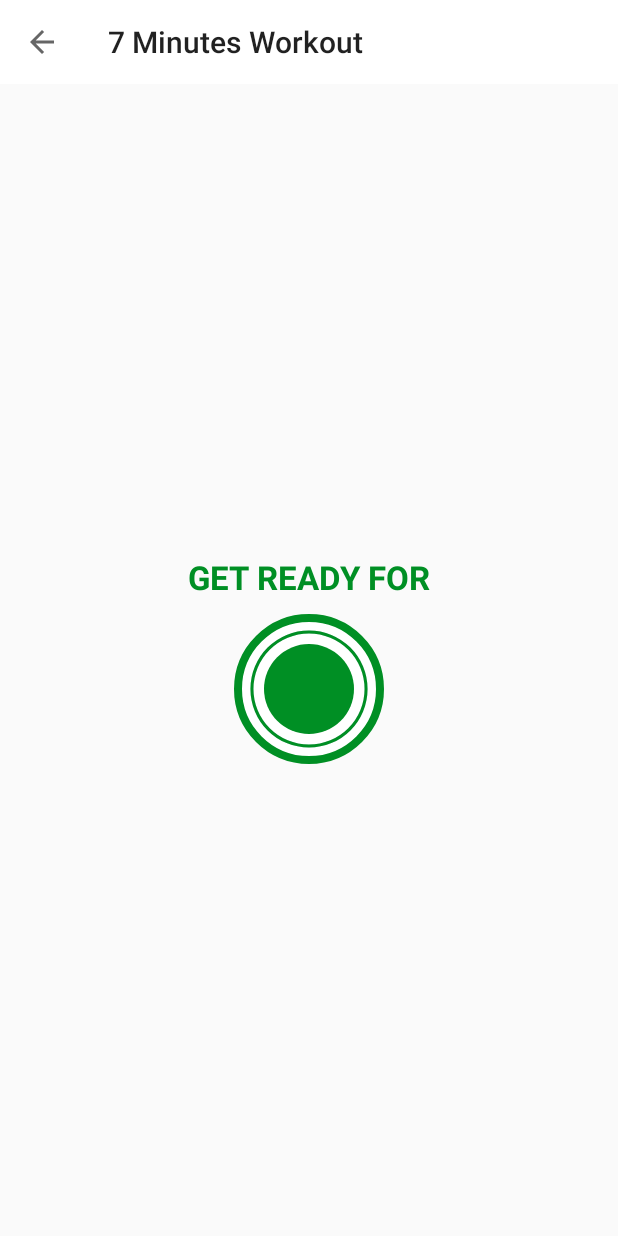
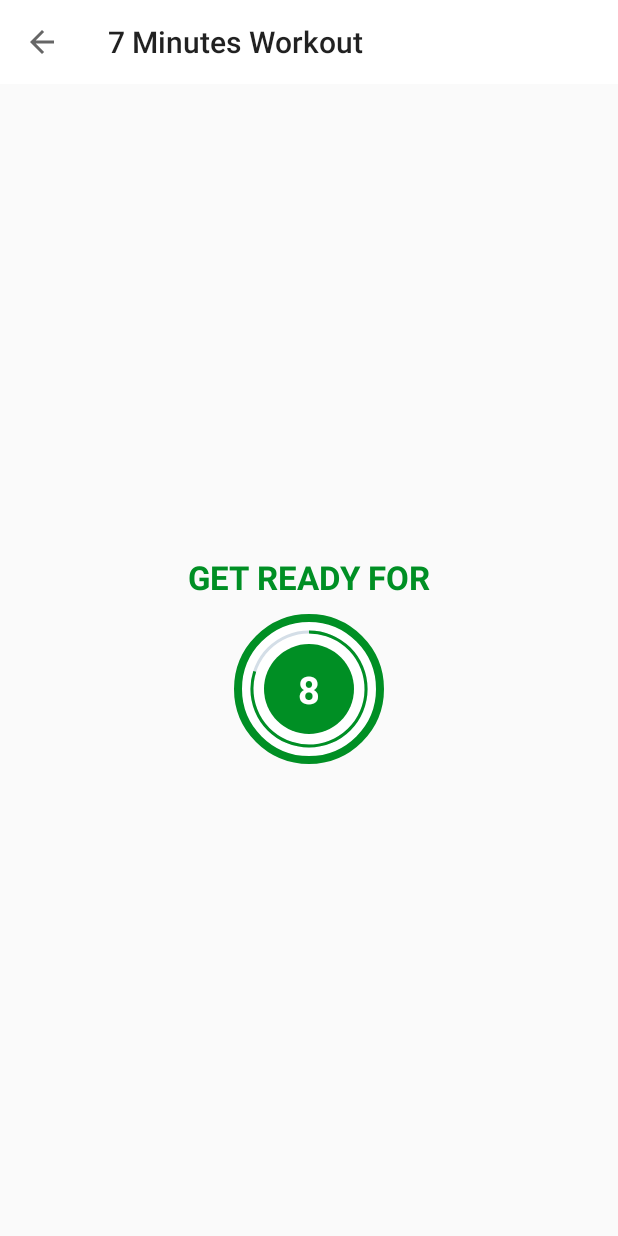
Before and after one commit to daave90/7-minute-workout, an Android app: the ExerciseActivity screen opened directly, with no data from a screen before it, on a phone screen of 412 x 824 dp. Run offline under Robolectric (Android 15) with nearby library versions, the light colour scheme and no system bars.

Commit message:
create exercise timer

```diff
--- a/app/src/main/java/pl/daveproject/workout/ExerciseActivity.kt
+++ b/app/src/main/java/pl/daveproject/workout/ExerciseActivity.kt
@@ -1,10 +1,22 @@
 package pl.daveproject.workout
 
+import android.os.Bundle
+import android.os.CountDownTimer
+import android.view.View
+import android.widget.LinearLayout
+import android.widget.ProgressBar
+import android.widget.TextView
+import android.widget.Toast
 import androidx.appcompat.app.AppCompatActivity
-import android.os.Bundle
 import androidx.appcompat.widget.Toolbar
 
 class ExerciseActivity : AppCompatActivity() {
+    private var restTimer: CountDownTimer? = null
+    private var restProgress = 0
+    private var exerciseTimer: CountDownTimer? = null
+    private var exerciseProgress = 0
+
+
     override fun onCreate(savedInstanceState: Bundle?) {
         super.onCreate(savedInstanceState)
         setContentView(R.layout.activity_exercise)
@@ -12,11 +24,76 @@ class ExerciseActivity : AppCompatActivity() {
         val toolbar = findViewById<Toolbar>(R.id.toolbar_exercise_activity)
         setSupportActionBar(toolbar)
         val actionbar = supportActionBar
-        if(actionbar != null) {
+        if (actionbar != null) {
             actionbar.setDisplayHomeAsUpEnabled(true)
         }
-        toolbar.setNavigationOnClickListener{ view ->
+        toolbar.setNavigationOnClickListener { view ->
             onBackPressed()
         }
+
+        setupRestView()
+    }
+
+    override fun onDestroy() {
+        if(restTimer != null) {
+            restTimer?.cancel()
+            restProgress = 0
+        }
+        super.onDestroy()
+    }
+
+    private fun setRestProgressBar() {
+        val progressBar = findViewById<ProgressBar>(R.id.progressBar)
+        val tvTimer = findViewById<TextView>(R.id.tvTimer)
+        progressBar.progress = restProgress
+        restTimer = object : CountDownTimer(10000, 1000) {
+            override fun onTick(millisUntilFinished: Long) {
+                restProgress++
+                progressBar.progress = 10 - restProgress
+                tvTimer.text = (10 - restProgress).toString()
+            }
+
+            override fun onFinish() {
+                val exerciseView = findViewById<LinearLayout>(R.id.llExerciseView)
+                exerciseView.visibility = View.VISIBLE
+
+                val restView = findViewById<LinearLayout>(R.id.llRestView)
+                restView.visibility = View.GONE
+                setupExerciseView()
+            }
+        }.start()
+    }
+
+    private fun setupRestView() {
+        if(restTimer != null) {
+            restTimer?.cancel()
+            restProgress = 0
+        }
+        setRestProgressBar()
+    }
+
+    private fun setExerciseProgressBar() {
+        val progressBar = findViewById<ProgressBar>(R.id.exerciseProgressBar)
+        val tvTimer = findViewById<TextView>(R.id.tvExerciseTimer)
+        progressBar.progress = exerciseProgress
+        exerciseTimer = object: CountDownTimer(30000, 1000) {
+            override fun onTick(millisUntilFinished: Long) {
+                exerciseProgress++
+                progressBar.progress = 30 - exerciseProgress
+                tvTimer.text = (30 - exerciseProgress).toString()
+            }
+
+            override fun onFinish() {
+                Toast.makeText(this@ExerciseActivity, "Change exercise", Toast.LENGTH_SHORT).show()
+            }
+        }.start()
+    }
+
+    private fun setupExerciseView() {
+        if(exerciseTimer != null) {
+            exerciseTimer?.cancel()
+            exerciseProgress = 0
+        }
+        setExerciseProgressBar()
     }
 }
--- a/app/src/main/res/layout/activity_exercise.xml
+++ b/app/src/main/res/layout/activity_exercise.xml
@@ -64,4 +64,59 @@
             </LinearLayout>
         </FrameLayout>
     </LinearLayout>
+
+    <LinearLayout
+        android:id="@+id/llExerciseView"
+        android:layout_width="match_parent"
+        android:layout_height="match_parent"
+        android:layout_below="@id/toolbar_exercise_activity"
+        android:gravity="center"
+        android:orientation="vertical"
+        android:visibility="invisible">
+
+        <TextView
+            android:layout_width="wrap_content"
+            android:layout_height="wrap_content"
+            android:text="@string/exerciseName"
+            android:textColor="@color/colorAccent"
+            android:textSize="22sp"
+            android:textStyle="bold" />
+
+        <FrameLayout
+            android:layout_width="100dp"
+            android:layout_height="100dp"
+            android:layout_marginTop="10dp"
+            android:background="@drawable/item_circular_color_accent_border">
+
+            <ProgressBar
+                android:id="@+id/exerciseProgressBar"
+                style="?android:attr/progressBarStyleHorizontal"
+                android:layout_width="100dp"
+                android:layout_height="100dp"
+                android:layout_gravity="center"
+                android:background="@drawable/circular_progress_gray"
+                android:indeterminate="false"
+                android:max="30"
+                android:progress="100"
+                android:progressDrawable="@drawable/circular_progres_bar"
+                android:rotation="-90" />
+
+            <LinearLayout
+                android:layout_width="60dp"
+                android:layout_height="60dp"
+                android:layout_gravity="center"
+                android:background="@drawable/item_circular_color_accent_background"
+                android:gravity="center">
+
+                <TextView
+                    android:id="@+id/tvExerciseTimer"
+                    android:layout_width="wrap_content"
+                    android:layout_height="wrap_content"
+                    android:textColor="#FFFFFF"
+                    android:textSize="25sp"
+                    android:textStyle="bold"
+                    tools:text="10" />
+            </LinearLayout>
+        </FrameLayout>
+    </LinearLayout>
 </RelativeLayout>
--- a/app/src/main/res/values/strings.xml
+++ b/app/src/main/res/values/strings.xml
@@ -3,4 +3,5 @@
     <string name="image">image</string>
     <string name="str_start">Start</string>
     <string name="getReady">GET READY FOR</string>
+    <string name="exerciseName">Exercise name</string>
 </resources>
```
